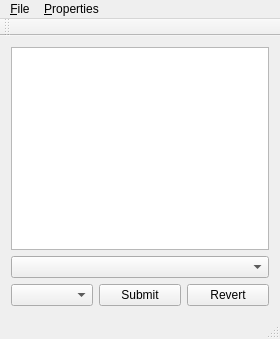
kupuk090/SQLBrowser, file mainwindow.ui: the form before one commit.
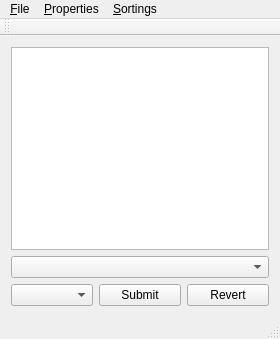
The form after the commit.

Diff of the .ui file:
```diff
--- a/mainwindow.ui
+++ b/mainwindow.ui
@@ -87,8 +87,18 @@
     </property>
     <addaction name="actionHide_vertical_headers"/>
    </widget>
+   <widget class="QMenu" name="menuSortings">
+    <property name="title">
+     <string>&amp;Sortings</string>
+    </property>
+    <addaction name="actionQMap"/>
+    <addaction name="actionquickSort"/>
+    <addaction name="actionheapSort"/>
+    <addaction name="actionstableSort"/>
+   </widget>
    <addaction name="menuFile"/>
    <addaction name="menuProperties"/>
+   <addaction name="menuSortings"/>
   </widget>
   <widget class="QToolBar" name="mainToolBar">
    <attribute name="toolBarArea">
```
Left out of the diff: 35 changed lines with no effect on the pictures.
